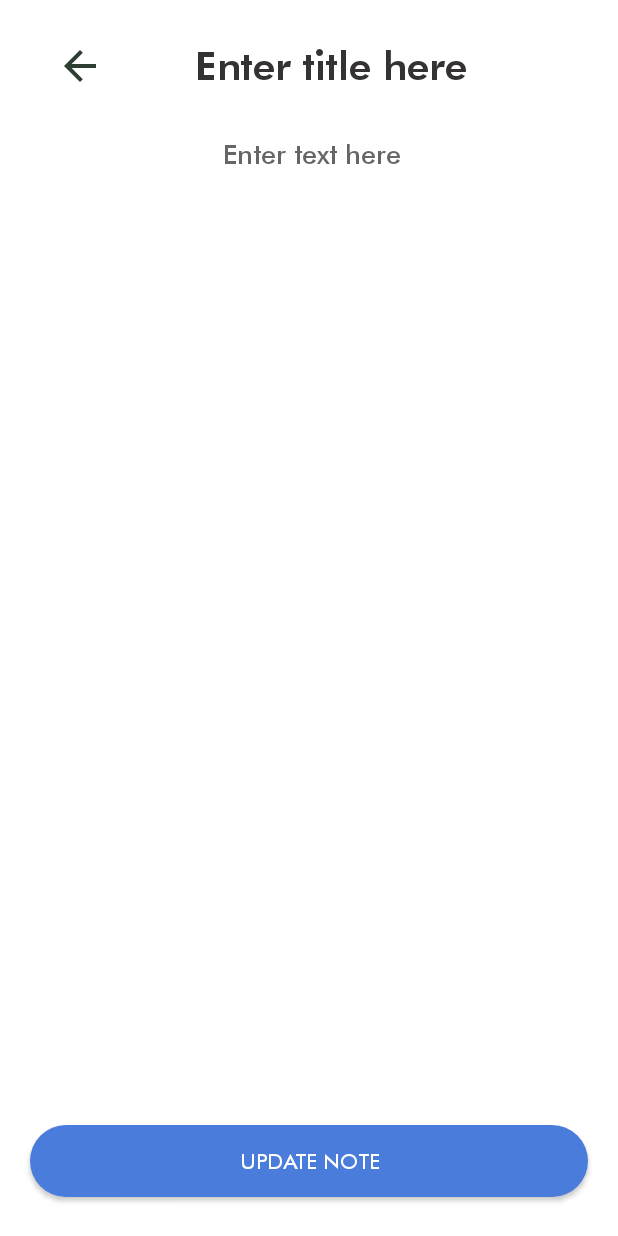
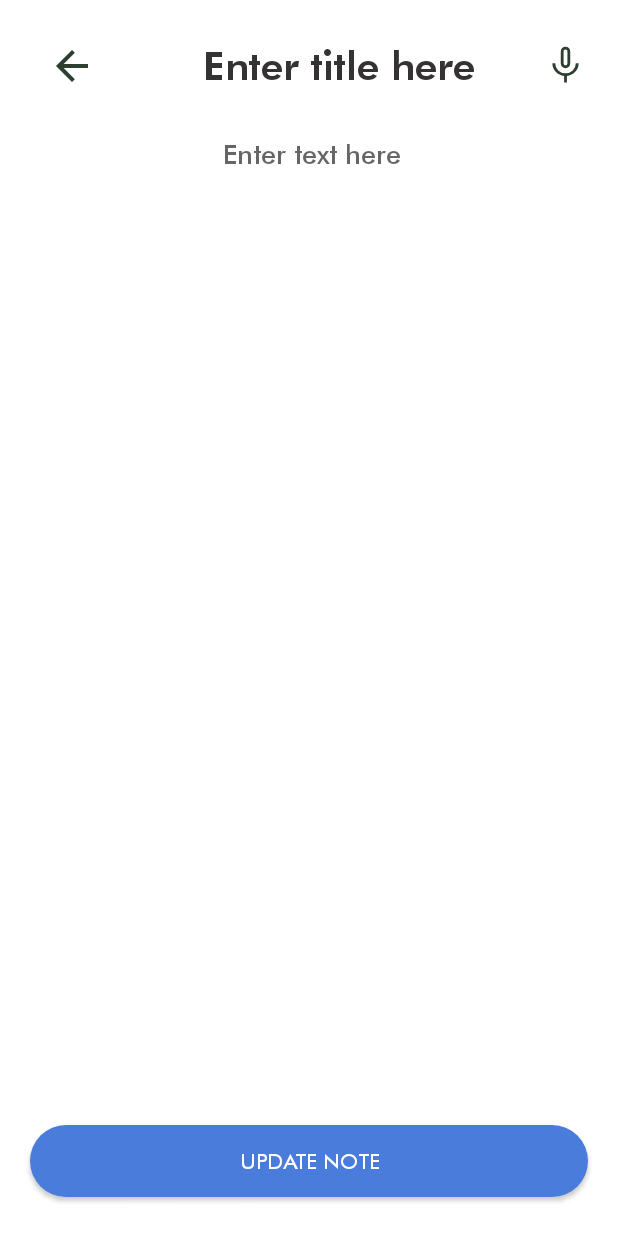
Before and after one commit to ShahzamanRai/NotesApp, an Android app: the UpdateActivity screen opened directly, with no data from a screen before it, on a phone screen of 412 x 824 dp. Run offline under Robolectric (Android 15) with nearby library versions, the phone set to English and light mode, and no system bars; our stand-ins replace Room's generated code.

Commit message:
V1.1 added copy text to clipboard and speech to text function

```diff
--- a/app/build.gradle
+++ b/app/build.gradle
@@ -25,6 +25,7 @@ android {
         sourceCompatibility JavaVersion.VERSION_1_8
         targetCompatibility JavaVersion.VERSION_1_8
     }
+    namespace 'com.example.keepnotes'
 }
 
 dependencies {
--- a/app/src/main/AndroidManifest.xml
+++ b/app/src/main/AndroidManifest.xml
@@ -1,7 +1,6 @@
 <?xml version="1.0" encoding="utf-8"?>
 <manifest xmlns:android="http://schemas.android.com/apk/res/android"
-    xmlns:tools="http://schemas.android.com/tools"
-    package="com.example.keepnotes">
+    xmlns:tools="http://schemas.android.com/tools">
 
     <application
         android:allowBackup="true"
--- a/app/src/main/java/com/example/keepnotes/MainActivity.java
+++ b/app/src/main/java/com/example/keepnotes/MainActivity.java
@@ -45,7 +45,6 @@ public class MainActivity extends AppCompatActivity {
         //setting up recycler view
         layoutManager = new StaggeredGridLayoutManager(2, LinearLayoutManager.VERTICAL);
         recyclerView.setLayoutManager(layoutManager);
-
         modelView = new ViewModelProvider(this).get(notesModelView.class);
         modelView.getAllNotes().observe(this, new Observer<List<Notes>>() {
             @Override
--- a/app/src/main/java/com/example/keepnotes/UpdateActivity.java
+++ b/app/src/main/java/com/example/keepnotes/UpdateActivity.java
@@ -2,21 +2,28 @@ package com.example.keepnotes;
 
 import static android.content.ContentValues.TAG;
 
+import android.annotation.SuppressLint;
 import android.content.Intent;
 import android.os.Bundle;
+import android.speech.RecognizerIntent;
 import android.util.Log;
 import android.widget.Button;
 import android.widget.EditText;
+import android.widget.ImageView;
 
+import androidx.annotation.Nullable;
 import androidx.appcompat.app.AppCompatActivity;
 import androidx.appcompat.widget.Toolbar;
 
+import java.util.ArrayList;
 import java.util.Objects;
 
 public class UpdateActivity extends AppCompatActivity {
 
+    private static final int REQUEST_CODE_SPEECH_INPUT = 1;
     DatabaseHelper databaseHelper;
     Notes notes;
+    EditText text;
 
     @Override
     protected void onCreate(Bundle savedInstanceState) {
@@ -29,15 +36,17 @@ public class UpdateActivity extends AppCompatActivity {
         toolbar_add.setNavigationIcon(R.drawable.back_button);
         toolbar_add.setNavigationOnClickListener(view -> onBackPressed());
 
+        // Finding Views and and initializing database
         EditText title = findViewById(R.id.update_activity_title);
-        EditText text = findViewById(R.id.update_activity_text);
+        text = findViewById(R.id.update_activity_text);
         Button updateBtn = findViewById(R.id.Update_button);
+        ImageView speech = findViewById(R.id.speech_update_activity);
         databaseHelper = DatabaseHelper.getDatabase(UpdateActivity.this);
 
+        // Getting text from intent and displaying in editText for Update purpose
         String titleText = "";
         String bodyText = "";
         int id = 0;
-
         Bundle extras = getIntent().getExtras();
         if (extras != null) {
             titleText = extras.getString("title");
@@ -47,9 +56,10 @@ public class UpdateActivity extends AppCompatActivity {
         title.setText(titleText);
         text.setText(bodyText);
         updateBtn.setText(R.string.update);
-
         notes = new Notes(id, titleText, bodyText);
 
+
+        //Updating Note by clicking on update button and shifting to MainActivity
         updateBtn.setOnClickListener(view -> {
             notes.setTitle(title.getText().toString());
             notes.setText(text.getText().toString());
@@ -59,5 +69,23 @@ public class UpdateActivity extends AppCompatActivity {
             startActivity(intent);
         });
 
+//      adding speech icon on click listener to add text to EditText by speech input
+        speech.setOnClickListener(view -> {
+            Intent intent = new Intent(RecognizerIntent.ACTION_RECOGNIZE_SPEECH);
+            intent.putExtra(RecognizerIntent.EXTRA_LANGUAGE_MODEL, RecognizerIntent.LANGUAGE_MODEL_FREE_FORM);
+            intent.putExtra(RecognizerIntent.EXTRA_PROMPT, "Speech to text");
+            startActivityForResult(intent, REQUEST_CODE_SPEECH_INPUT);
+
+        });
+
+    }
+    @SuppressLint("SetTextI18n")
+    @Override
+    protected void onActivityResult(int requestCode, int resultCode, @Nullable Intent data) {
+        if (requestCode == REQUEST_CODE_SPEECH_INPUT && resultCode == RESULT_OK) {
+            ArrayList<String> result = data.getStringArrayListExtra(RecognizerIntent.EXTRA_RESULTS);
+            text.setText(text.getText().toString() + " " + result.get(0).toString());
+        }
+        super.onActivityResult(requestCode, resultCode, data);
     }
 }
--- /dev/null
+++ b/app/src/main/res/drawable/speech_to_text_48px.xml
@@ -0,0 +1,10 @@
+<vector xmlns:android="http://schemas.android.com/apk/res/android"
+    android:width="48dp"
+    android:height="48dp"
+    android:tint="@color/black"
+    android:viewportWidth="48"
+    android:viewportHeight="48">
+    <path
+        android:fillColor="@android:color/white"
+        android:pathData="M24,26.85Q21.85,26.85 20.4,25.3Q18.95,23.75 18.95,21.55V9Q18.95,6.9 20.425,5.45Q21.9,4 24,4Q26.1,4 27.575,5.45Q29.05,6.9 29.05,9V21.55Q29.05,23.75 27.6,25.3Q26.15,26.85 24,26.85ZM24,15.45Q24,15.45 24,15.45Q24,15.45 24,15.45Q24,15.45 24,15.45Q24,15.45 24,15.45Q24,15.45 24,15.45Q24,15.45 24,15.45Q24,15.45 24,15.45Q24,15.45 24,15.45ZM22.5,42V35.2Q17.2,34.65 13.6,30.75Q10,26.85 10,21.55H13Q13,26.1 16.225,29.2Q19.45,32.3 24,32.3Q28.55,32.3 31.775,29.2Q35,26.1 35,21.55H38Q38,26.85 34.4,30.75Q30.8,34.65 25.5,35.2V42ZM24,23.85Q24.9,23.85 25.475,23.175Q26.05,22.5 26.05,21.55V9Q26.05,8.15 25.45,7.575Q24.85,7 24,7Q23.15,7 22.55,7.575Q21.95,8.15 21.95,9V21.55Q21.95,22.5 22.525,23.175Q23.1,23.85 24,23.85Z" />
+</vector>
--- a/app/src/main/res/layout/activity_update.xml
+++ b/app/src/main/res/layout/activity_update.xml
@@ -1,7 +1,6 @@
 <?xml version="1.0" encoding="utf-8"?>
 <androidx.constraintlayout.widget.ConstraintLayout xmlns:android="http://schemas.android.com/apk/res/android"
     xmlns:app="http://schemas.android.com/apk/res-auto"
-    xmlns:tools="http://schemas.android.com/tools"
     android:layout_width="match_parent"
     android:layout_height="match_parent"
     android:background="@color/white">
@@ -10,9 +9,9 @@
         android:id="@+id/toolbar_update_activity"
         android:layout_width="match_parent"
         android:layout_height="wrap_content"
-        android:paddingStart="25dp"
+        android:paddingStart="20dp"
         android:paddingTop="16dp"
-        android:paddingEnd="36dp"
+        android:paddingEnd="20dp"
         app:layout_constraintStart_toStartOf="parent"
         app:layout_constraintTop_toTopOf="parent">
 
@@ -30,8 +29,15 @@
             android:minHeight="48dp"
             android:textColor="@color/black"
             android:textColorHint="#FC323030"
-            android:textSize="26sp"
-             />
+            android:textSize="26sp" />
+
+        <ImageView
+            android:id="@+id/speech_update_activity"
+            android:layout_width="30dp"
+            android:layout_height="30dp"
+            android:layout_gravity="end"
+            android:src="@drawable/speech_to_text_48px" />
+
 
     </androidx.appcompat.widget.Toolbar>
 
--- a/app/src/main/res/layout/activity_view.xml
+++ b/app/src/main/res/layout/activity_view.xml
@@ -24,7 +24,7 @@
             <ImageView
                 android:id="@+id/view_update_button"
                 android:layout_width="wrap_content"
-                android:layout_height="35dp"
+                android:layout_height="wrap_content"
                 android:layout_gravity="end"
                 android:contentDescription="@string/update"
                 app:layout_constraintBottom_toTopOf="@+id/view_activity_text"
@@ -56,7 +56,6 @@
             android:layout_width="match_parent"
             android:layout_height="wrap_content"
             android:layout_marginStart="4dp"
-            android:layout_marginTop="20dp"
             android:autofillHints="Nothing"
             android:background="@color/white"
             android:fontFamily="@font/futuramediumbt"
--- a/build.gradle
+++ b/build.gradle
@@ -1,7 +1,7 @@
 // Top-level build file where you can add configuration options common to all sub-projects/modules.
 plugins {
-    id 'com.android.application' version '7.2.2' apply false
-    id 'com.android.library' version '7.2.2' apply false
+    id 'com.android.application' version '7.3.0' apply false
+    id 'com.android.library' version '7.3.0' apply false
 }
 
 task clean(type: Delete) {
```
Also changed, not shown: app/src/main/java/com/example/keepnotes/ViewActivity.java (+18 -0 lines), app/src/main/java/com/example/keepnotes/addActivity.java (+34 -1 lines), app/src/main/res/drawable/icon.xml (deleted, +0 -10 lines), app/src/main/res/layout/activity_add.xml (+11 -2 lines), gradle/wrapper/gradle-wrapper.properties.
